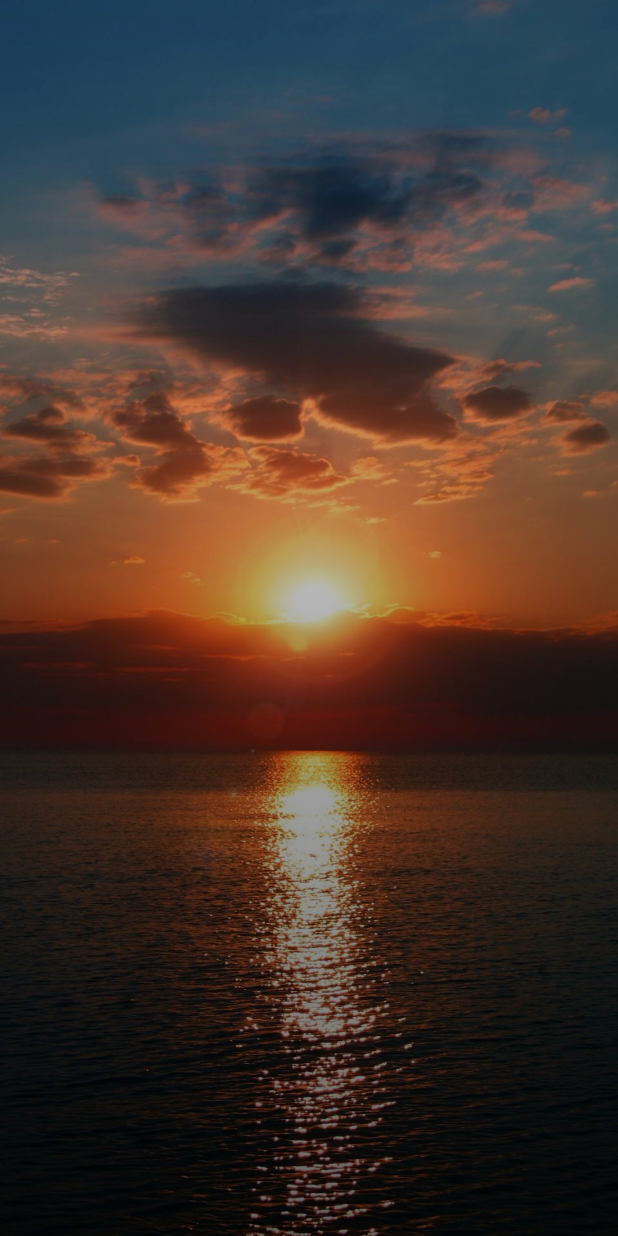
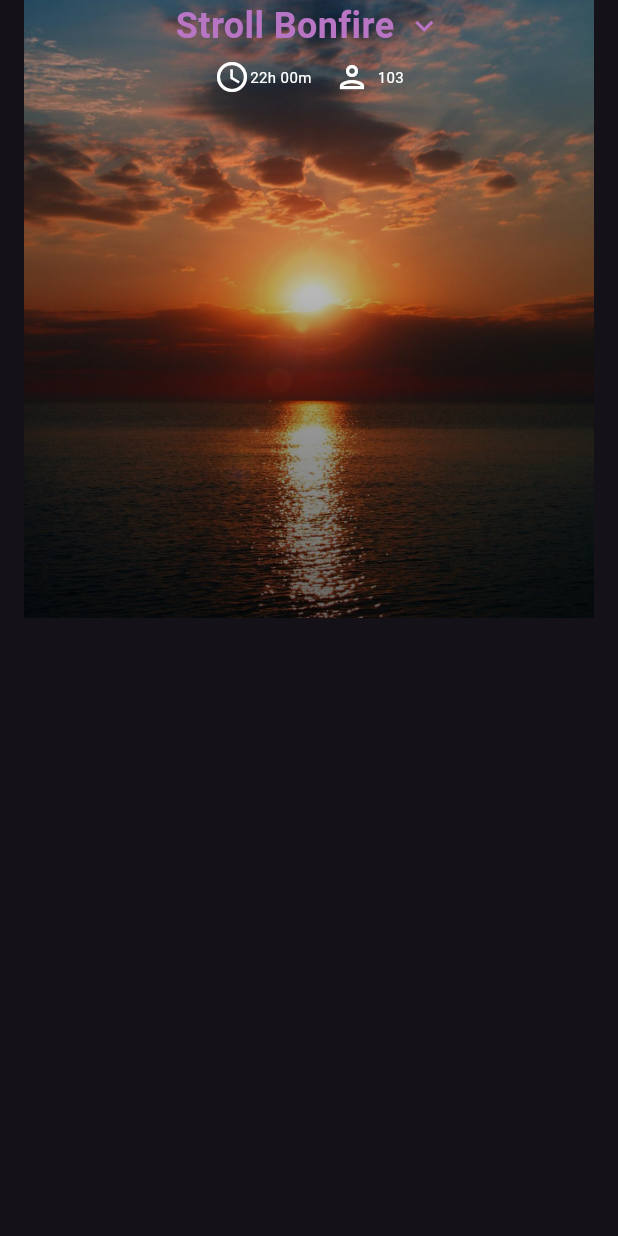
Before and after one commit to Devdeejay27/Stroll-UI, a Flutter app: the screen it shows after launch, on a phone screen of 412 x 824 dp. Run offline on Flutter 3.47's test engine with Material 3 defaults, Android fonts, the phone set to English and light mode, and no system bars.

Commit message:
Finished header section

```diff
--- a/lib/screens/stroll_ui_screen.dart
+++ b/lib/screens/stroll_ui_screen.dart
@@ -1,33 +1,25 @@
 import 'package:flutter/material.dart';
+import 'package:stroll/widgets/header_section.dart';
 
 class StrollUiScreen extends StatelessWidget {
   const StrollUiScreen({super.key});
 
   @override
   Widget build(BuildContext context) {
-    return Scaffold(
-      body: Stack(
-        children: [
-          // Sunset image in the background
-          Container(
-            decoration: const BoxDecoration(
-              image: DecorationImage(
-                image: AssetImage('assets/images/sunset.jpg'),
-                fit: BoxFit.cover,
-              ),
+    return const Scaffold(
+      body: SafeArea(
+        child: SingleChildScrollView(
+          child: Padding(
+            padding: EdgeInsets.symmetric(horizontal: 16.0),
+            child: Column(
+              crossAxisAlignment: CrossAxisAlignment.start,
+              children: [
+                //Header Section
+                HeaderSection(),
+              ],
             ),
           ),
-          // Gradient overlay
-          Container(
-            decoration: BoxDecoration(
-              gradient: LinearGradient(
-                colors: [Colors.black.withOpacity(0.6), Colors.transparent],
-                begin: Alignment.bottomCenter,
-                end: Alignment.topCenter,
-              ),
-            ),
-          )
-        ],
+        ),
       ),
     );
   }
--- /dev/null
+++ b/lib/widgets/header_section.dart
@@ -0,0 +1,95 @@
+import 'package:flutter/material.dart';
+
+class HeaderSection extends StatelessWidget {
+  const HeaderSection({super.key});
+
+  @override
+  Widget build(BuildContext context) {
+    return Container(
+      width: MediaQuery.of(context).size.width,
+      height: MediaQuery.of(context).size.height * 0.5,
+      // Background Image
+      decoration: const BoxDecoration(
+        image: DecorationImage(
+          image: AssetImage('assets/images/sunset.jpg'),
+          fit: BoxFit.cover,
+        ),
+      ),
+      child: Stack(
+        children: [
+          // Gradient Overlay
+          Container(
+            decoration: BoxDecoration(
+              gradient: LinearGradient(
+                colors: [Colors.black.withOpacity(0.6), Colors.transparent],
+                begin: Alignment.bottomCenter,
+                end: Alignment.topCenter,
+              ),
+            ),
+          ),
+
+          // Header Content
+          const Center(
+            child: Column(
+              mainAxisAlignment: MainAxisAlignment.start,
+              children: [
+                // Title and Dropdown arrow
+                Row(
+                  mainAxisAlignment: MainAxisAlignment.center,
+                  crossAxisAlignment: CrossAxisAlignment.center,
+                  children: [
+                    Text(
+                      'Stroll Bonfire',
+                      style: TextStyle(
+                        color: Color.fromARGB(255, 184, 117, 196),
+                        fontSize: 24,
+                        fontWeight: FontWeight.bold,
+                      ),
+                    ),
+
+                    SizedBox(width: 8), // space btw text & dropdown
+                    Icon(
+                      Icons.keyboard_arrow_down,
+                      color: Color.fromARGB(255, 184, 117, 196),
+                      size: 24,
+                    ),
+                  ],
+                ),
+                SizedBox(height: 5), // space btw rows
+                // Time and People count
+                Row(
+                  mainAxisAlignment: MainAxisAlignment.center,
+                  children: [
+                    // Time
+                    Icon(Icons.access_time, color: Colors.white),
+                    Text(
+                      '22h 00m',
+                      style: TextStyle(
+                        fontSize: 10,
+                        color: Colors.white,
+                      ),
+                    ),
+                    SizedBox(width: 15),
+                    Row(
+                      children: [
+                        Icon(Icons.person_outlined, color: Colors.white),
+                        SizedBox(width: 5),
+                        Text(
+                          '103',
+                          style: TextStyle(
+                            fontSize: 10,
+                            color: Colors.white,
+                          ),
+                        ),
+                      ],
+                    ),
+                  ],
+                ),
+              ],
+            ),
+          ),
+        ],
+      ),
+    );
+  }
+}
```
